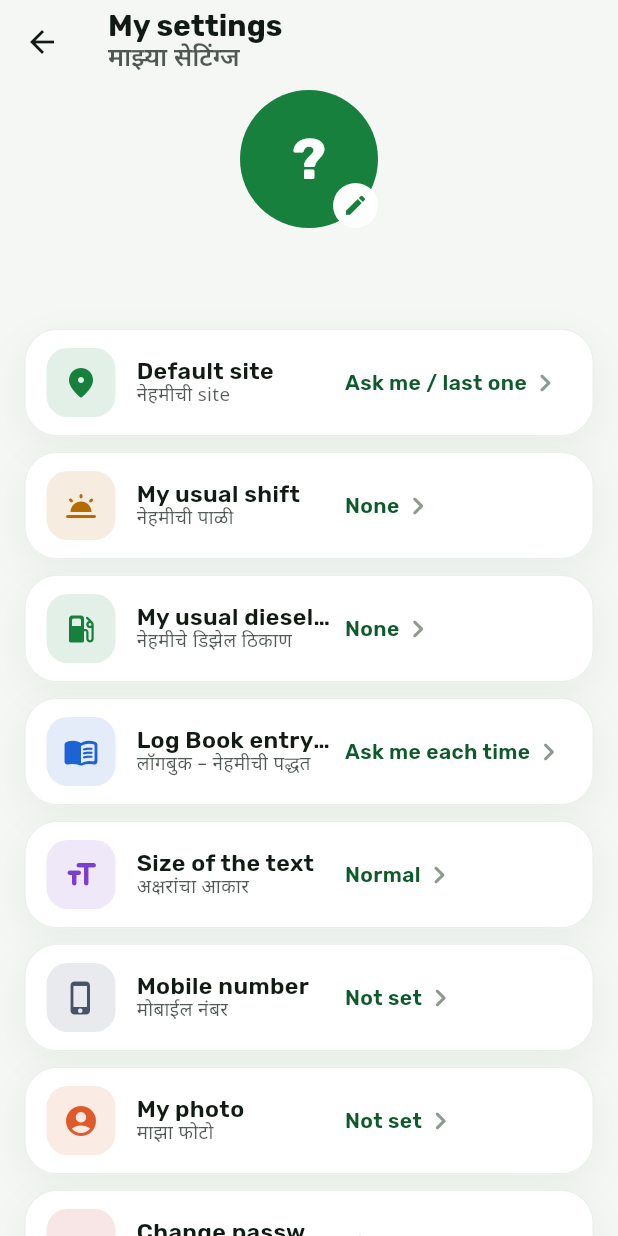
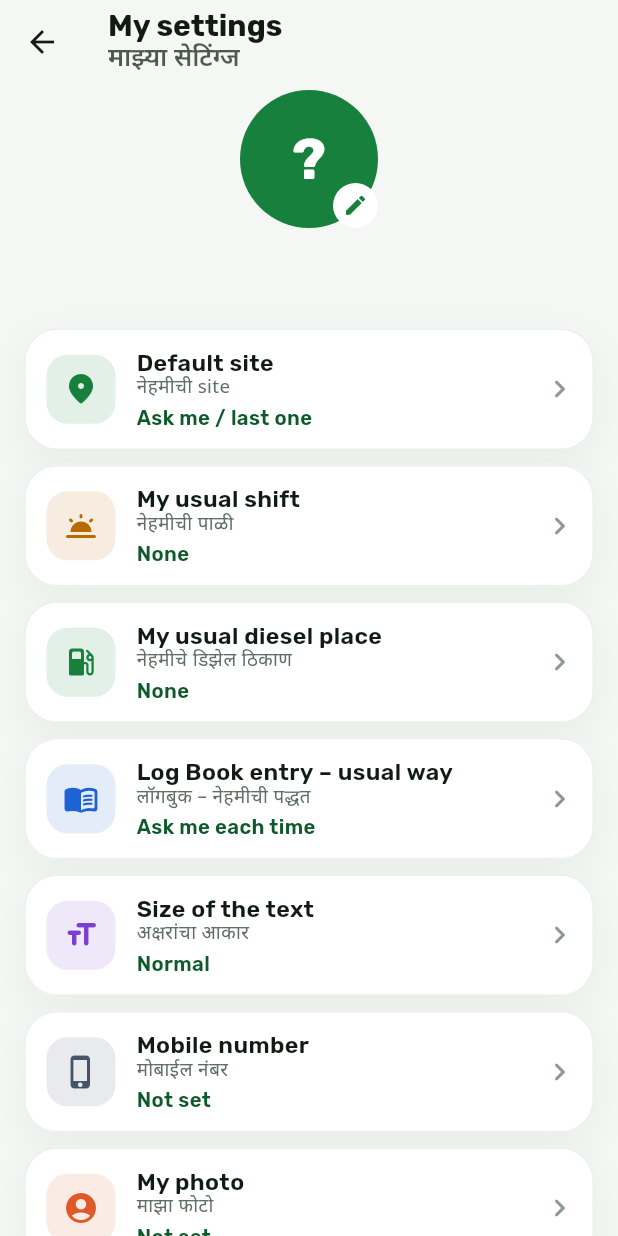
Before and after one commit to khandagalesuraj48-sys/rcl-mobile, a Flutter app: the SettingsScreen screen opened directly, on a phone screen of 412 x 824 dp. Run offline on Flutter 3.47's test engine with Material 3 defaults, Android fonts, the phone set to English and light mode, and no system bars; our stand-ins replace flutter_secure_storage, geolocator, image_picker, package_info_plus, permission_handler, share_plus; missing offline and left inert: flutter_inappwebview, ota_update; accounts and stored records are empty.

Commit message:
Screens: no sign the app font lacks; settings show the value under the name (nothing cut off)
Co-Authored-By: Claude Opus 5.5 <noreply@anthropic.com>
Claude-Session: https://claude.ai/code/session_01TmbRwGKjPZaJv1fpkc3dpK

```diff
--- a/lib/core/photo.dart
+++ b/lib/core/photo.dart
@@ -47,7 +47,7 @@ Future<Spot> whereNow() async {
   var p = await Geolocator.checkPermission();
   if (p == LocationPermission.denied) p = await Geolocator.requestPermission();
   if (p == LocationPermission.denied || p == LocationPermission.deniedForever) {
-    throw PhotoProblem('Allow the location for RCL ERP (Settings → Apps → RCL ERP → Permissions), then take the photo again.');
+    throw PhotoProblem('Allow the location for RCL ERP (Settings › Apps › RCL ERP › Permissions), then take the photo again.');
   }
   try {
     final pos = await Geolocator.getCurrentPosition(locationSettings: const LocationSettings(accuracy: LocationAccuracy.high, timeLimit: Duration(seconds: 25)));
@@ -74,7 +74,7 @@ String stampOf(DateTime d) => '${two(d.day)}-${two(d.month)}-${d.year} ${two(d.h
 Future<TakenPhoto?> takePhoto(String label, String machineId) async {
   if (Platform.isAndroid) {
     final st = await Permission.camera.request();
-    if (!st.isGranted) throw PhotoProblem('Allow the camera for RCL ERP (Settings → Apps → RCL ERP → Permissions), then try again.');
+    if (!st.isGranted) throw PhotoProblem('Allow the camera for RCL ERP (Settings › Apps › RCL ERP › Permissions), then try again.');
   }
   final x = await ImagePicker().pickImage(source: ImageSource.camera, maxWidth: 1600, maxHeight: 1600, imageQuality: 92, preferredCameraDevice: CameraDevice.rear);
   if (x == null) return null;
--- a/lib/screens/entries.dart
+++ b/lib/screens/entries.dart
@@ -306,7 +306,7 @@ class EntryCard extends StatelessWidget {
   String get _title => switch (kind.key) {
         'issue' => (r['no'] ?? '').toString(),
         'inward' => (r['pump'] ?? '').toString().isEmpty ? (r['open'] == true ? 'Opening stock' : 'Diesel received') : r['pump'].toString(),
-        _ => '${r['from'] ?? ''} → ${r['to'] ?? ''}',
+        _ => '${r['from'] ?? ''} › ${r['to'] ?? ''}',
       };
 
   String get _pic => kind.key == 'issue' ? picOfType('${r['type'] ?? ''}') : kind.pic;
--- a/lib/screens/home.dart
+++ b/lib/screens/home.dart
@@ -391,7 +391,7 @@ class _ActRow extends StatelessWidget {
     final title = switch (k.key) {
       'issue' => '${r['no'] ?? ''}  •  ${fmtNum(asNum(r['qty']))} L',
       'inward' => '${'${r['pump'] ?? ''}'.isEmpty ? 'Received' : r['pump']}  •  ${fmtNum(asNum(r['qty']))} L',
-      _ => '${r['from'] ?? ''} → ${r['to'] ?? ''}  •  ${fmtNum(asNum(r['qty']))} L',
+      _ => '${r['from'] ?? ''} › ${r['to'] ?? ''}  •  ${fmtNum(asNum(r['qty']))} L',
     };
     final sub = switch (k.key) {
       'issue' => '${r['driver'] ?? ''}'.isNotEmpty ? 'Operator: ${r['driver']}' : '${r['type'] ?? ''} · ${r['source'] ?? ''}',
--- a/lib/screens/logbook.dart
+++ b/lib/screens/logbook.dart
@@ -367,7 +367,7 @@ class LogCard extends StatelessWidget {
   String get _way => '${r['mode'] ?? r['unit'] ?? ''}';
 
   String get _reads {
-    String two(dynamic a, dynamic b, String u) => asNum(a) == null && asNum(b) == null ? '' : '${fmtNum(asNum(a))} → ${fmtNum(asNum(b))} $u';
+    String two(dynamic a, dynamic b, String u) => asNum(a) == null && asNum(b) == null ? '' : '${fmtNum(asNum(a))} – ${fmtNum(asNum(b))} $u';
     return [two(r['okm'], r['ckm'], 'km'), two(r['ohr'], r['chr'], 'hr'), if ('${r['tStart'] ?? ''}'.isNotEmpty) '${r['tStart']} – ${r['tEnd'] ?? ''}'].where((e) => e.isNotEmpty).join('   ');
   }
 
@@ -395,7 +395,7 @@ class LogCard extends StatelessWidget {
           Pill(workText(r), color: color, bg: soft),
           const SizedBox(height: 6),
           Text('${r['shift'] ?? ''}${r['half'] == true ? ' · ½' : ''}', style: const TextStyle(fontSize: 12.5, color: C.muted)),
-          if ((asNum(r['qty']) ?? 0) > 0) Text('⛽ ${fmtNum(asNum(r['qty']))} L', style: const TextStyle(fontSize: 12.5, color: C.green, fontWeight: FontWeight.w600)),
+          if ((asNum(r['qty']) ?? 0) > 0) Row(mainAxisSize: MainAxisSize.min, children: [const Icon(Icons.local_gas_station_rounded, size: 14, color: C.green), Text(' ${fmtNum(asNum(r['qty']))} L', style: const TextStyle(fontSize: 12.5, color: C.green, fontWeight: FontWeight.w600))]),
         ]),
       ]),
     );
@@ -493,7 +493,7 @@ Future<bool> deleteLog(BuildContext context, String key) async {
     final next = e['next'] as Map?, prev = e['prev'] as Map?;
     final body = [
       '${e['no']} – ${showDate('${e['date']}')} (${e['shift']})',
-      if (rd(e['okm'], e['ohr']).isNotEmpty) 'Start ${rd(e['okm'], e['ohr'])}  →  Close ${rd(e['ckm'], e['chr'])}',
+      if (rd(e['okm'], e['ohr']).isNotEmpty) 'Start ${rd(e['okm'], e['ohr'])}  –  Close ${rd(e['ckm'], e['chr'])}',
       if (next != null) 'The next entry ${showDate('${next['date']}')} (${next['shift']}) will start from ${prev != null ? 'the Close of ${showDate('${prev['date']}')}' : 'its own Start'}; later entries update by themselves.',
       'This cannot be undone. · हे परत आणता येणार नाही.',
     ].join('\n\n');
--- a/lib/screens/settings.dart
+++ b/lib/screens/settings.dart
@@ -123,9 +123,13 @@ class _SettingsScreenState extends State<SettingsScreen> {
           child: Row(children: [
             Container(width: 46, height: 46, decoration: BoxDecoration(color: color.withValues(alpha: .12), borderRadius: BorderRadius.circular(14)), child: Icon(icon, color: color)),
             const SizedBox(width: 14),
-            Expanded(child: TwoLang(en, mr, size: 15.5)),
-            const SizedBox(width: 8),
-            Flexible(child: Text(value, textAlign: TextAlign.right, maxLines: 2, style: const TextStyle(fontSize: 14, color: C.greenDark, fontWeight: FontWeight.w600))),
+            Expanded(
+              child: Column(crossAxisAlignment: CrossAxisAlignment.start, children: [
+                Text(en, style: const TextStyle(fontSize: 15.5, fontWeight: FontWeight.w600)),
+                Text(mr, style: const TextStyle(fontFamily: 'NotoDeva', fontSize: 12.5, color: C.muted)),
+                if (value.isNotEmpty) Padding(padding: const EdgeInsets.only(top: 3), child: Text(value, style: const TextStyle(fontSize: 13.5, color: C.greenDark, fontWeight: FontWeight.w600))),
+              ]),
+            ),
             busy == id && id.isNotEmpty ? const Padding(padding: EdgeInsets.all(6), child: SizedBox(width: 18, height: 18, child: CircularProgressIndicator(strokeWidth: 2.5))) : const Icon(Icons.chevron_right_rounded, color: C.faint),
           ]),
         ),
```
